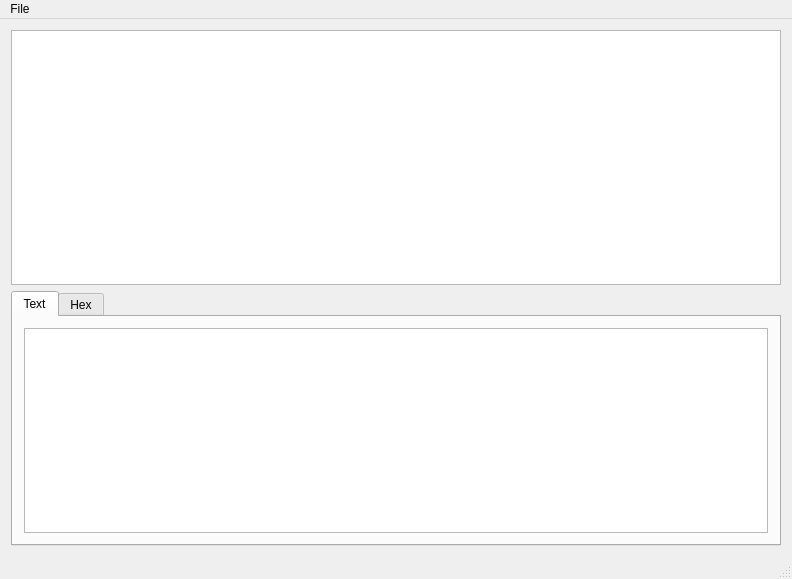
First picture: the form in mainwindow.ui, repository windworst/PcapReader, before the edit.
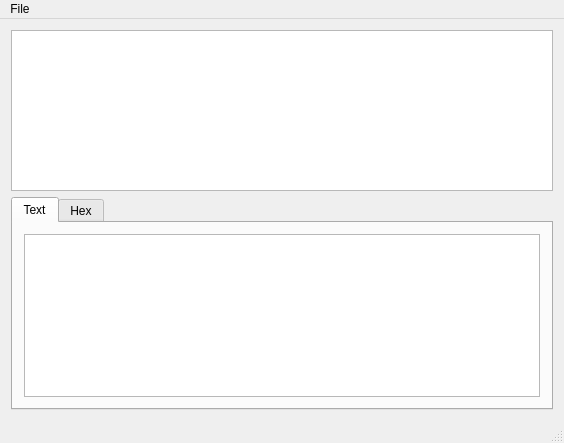
Second picture: the form after the edit.

Commit message: drag drop checkbox export

Diff of the .ui file:
```diff
--- a/mainwindow.ui
+++ b/mainwindow.ui
@@ -6,8 +6,8 @@
    <rect>
     <x>0</x>
     <y>0</y>
-    <width>792</width>
-    <height>579</height>
+    <width>564</width>
+    <height>443</height>
    </rect>
   </property>
   <property name="windowTitle">
@@ -26,23 +26,38 @@
       <property name="selectionBehavior">
        <enum>QAbstractItemView::SelectRows</enum>
       </property>
+      <property name="showGrid">
+       <bool>true</bool>
+      </property>
+      <property name="gridStyle">
+       <enum>Qt::DashLine</enum>
+      </property>
+      <property name="sortingEnabled">
+       <bool>false</bool>
+      </property>
+      <attribute name="horizontalHeaderVisible">
+       <bool>true</bool>
+      </attribute>
       <attribute name="horizontalHeaderCascadingSectionResizes">
        <bool>true</bool>
       </attribute>
       <attribute name="horizontalHeaderShowSortIndicator" stdset="0">
-       <bool>true</bool>
+       <bool>false</bool>
       </attribute>
       <attribute name="horizontalHeaderStretchLastSection">
        <bool>true</bool>
       </attribute>
+      <attribute name="verticalHeaderVisible">
+       <bool>false</bool>
+      </attribute>
       <attribute name="verticalHeaderCascadingSectionResizes">
        <bool>true</bool>
       </attribute>
       <attribute name="verticalHeaderShowSortIndicator" stdset="0">
-       <bool>true</bool>
+       <bool>false</bool>
       </attribute>
       <attribute name="verticalHeaderStretchLastSection">
-       <bool>true</bool>
+       <bool>false</bool>
       </attribute>
      </widget>
     </item>
@@ -88,7 +103,7 @@
     <rect>
      <x>0</x>
      <y>0</y>
-     <width>792</width>
+     <width>564</width>
      <height>23</height>
     </rect>
    </property>
```
Left out of the diff: 13 changed lines with no effect on the pictures. The commit also changes 6 other files.
